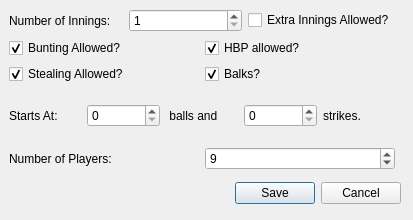
The window that ui/gameoptions.ui (brianvanh/baseball-scorebook) describes before a commit, drawn with Qt 5.
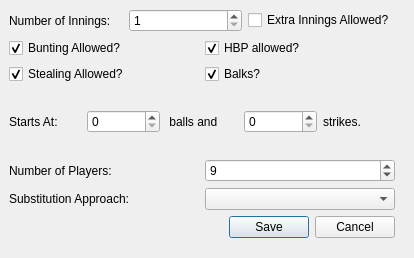
The same window after the commit.

Patch:
```diff
--- a/ui/gameoptions.ui
+++ b/ui/gameoptions.ui
@@ -6,36 +6,20 @@
    <rect>
     <x>0</x>
     <y>0</y>
-    <width>413</width>
-    <height>220</height>
+    <width>414</width>
+    <height>258</height>
    </rect>
   </property>
   <property name="windowTitle">
    <string>Game Attributes</string>
   </property>
-  <widget class="QDialogButtonBox" name="buttonBox">
-   <property name="geometry">
-    <rect>
-     <x>10</x>
-     <y>180</y>
-     <width>391</width>
-     <height>27</height>
-    </rect>
-   </property>
-   <property name="standardButtons">
-    <set>QDialogButtonBox::Cancel|QDialogButtonBox::Save</set>
-   </property>
-   <property name="centerButtons">
-    <bool>false</bool>
-   </property>
-  </widget>
   <widget class="QWidget" name="verticalLayoutWidget">
    <property name="geometry">
     <rect>
      <x>9</x>
      <y>9</y>
      <width>386</width>
-     <height>161</height>
+     <height>229</height>
     </rect>
    </property>
    <layout class="QVBoxLayout" name="verticalLayout">
@@ -187,6 +171,30 @@
       </item>
      </layout>
     </item>
+    <item>
+     <layout class="QHBoxLayout" name="horizontalLayout_6">
+      <item>
+       <widget class="QLabel" name="label_6">
+        <property name="text">
+         <string>Substitution Approach: </string>
+        </property>
+       </widget>
+      </item>
+      <item>
+       <widget class="QComboBox" name="substitutionComboBox"/>
+      </item>
+     </layout>
+    </item>
+    <item>
+     <widget class="QDialogButtonBox" name="buttonBox">
+      <property name="standardButtons">
+       <set>QDialogButtonBox::Cancel|QDialogButtonBox::Save</set>
+      </property>
+      <property name="centerButtons">
+       <bool>false</bool>
+      </property>
+     </widget>
+    </item>
    </layout>
   </widget>
  </widget>
```
